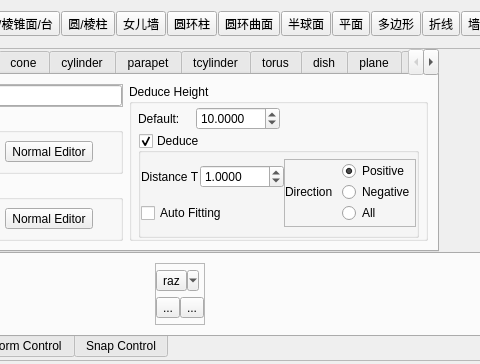
The window that qCC/ui_templates/bdr3DGeometryEditPanel.ui (StOriJimmy/CloudCompare) describes before a commit, drawn with Qt 5; both pictures show x 165 to 645 and y 0 to 364 of the 885 by 364 pixel window.
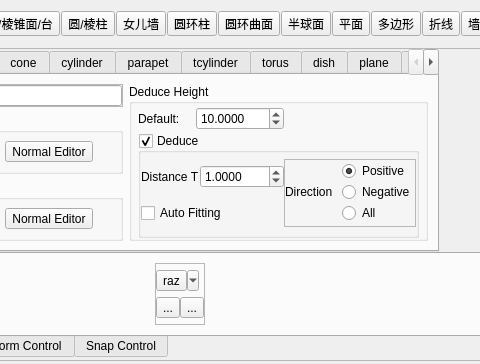
The same window after the commit. Icons and pictures are not drawn.

Diff of the .ui file:
```diff
--- a/qCC/ui_templates/bdr3DGeometryEditPanel.ui
+++ b/qCC/ui_templates/bdr3DGeometryEditPanel.ui
@@ -823,7 +823,7 @@
                 <number>4</number>
                </property>
                <property name="minimum">
-                <double>0.001000000000000</double>
+                <double>-9999.000000000000000</double>
                </property>
                <property name="maximum">
                 <double>9999.000000000000000</double>
```
